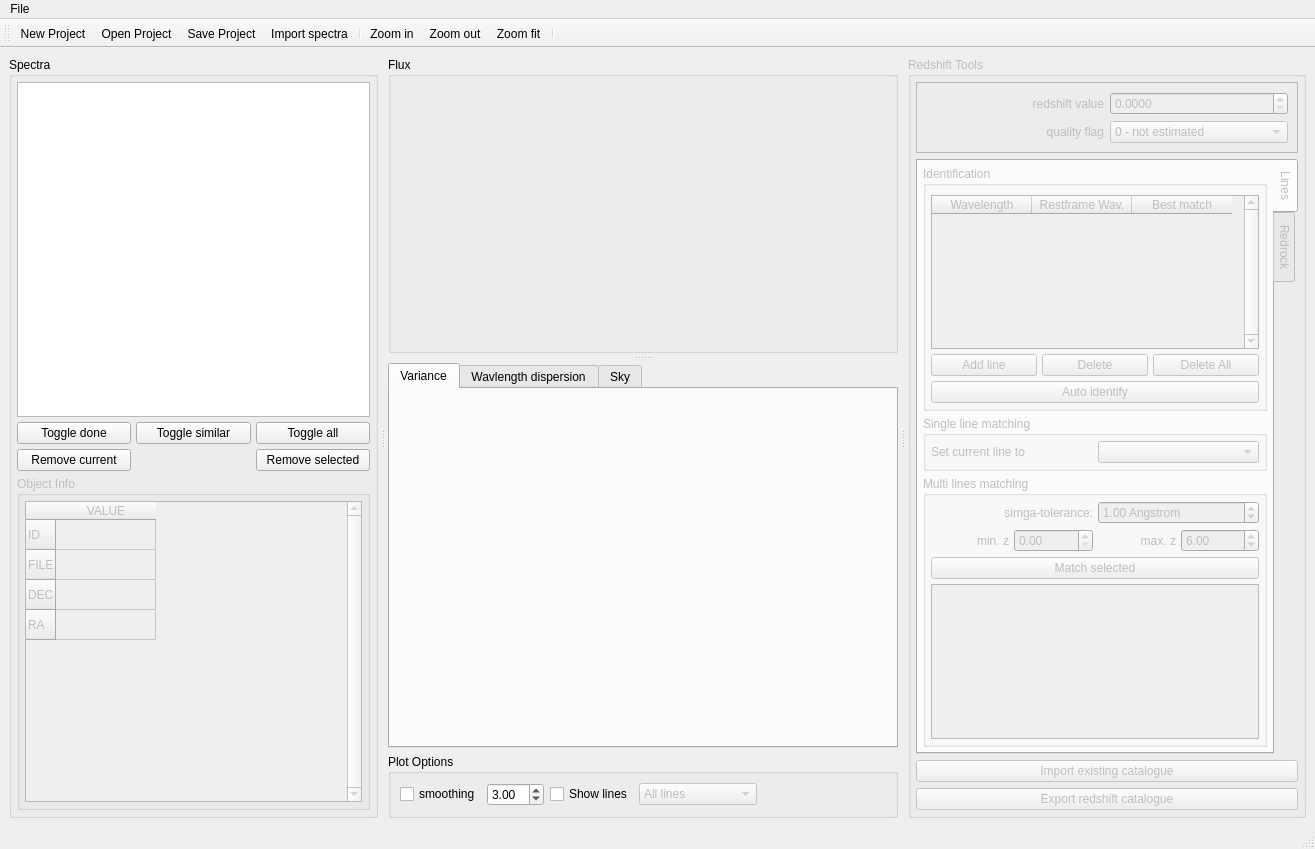
Before: the Qt Designer form pyzui/ui/main_window.ui in mauritiusdadd/redmost, drawn with Qt 5.
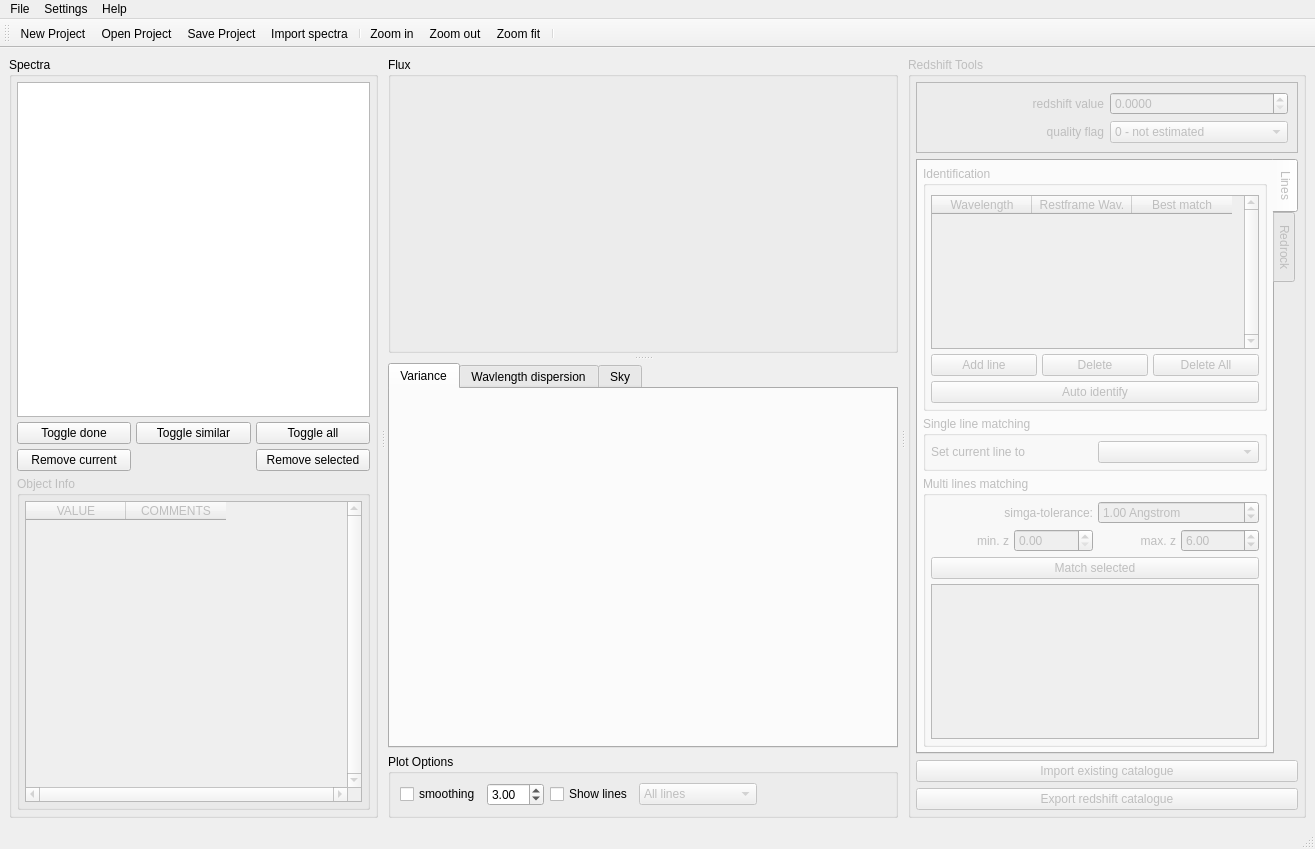
After: the same form once the commit is applied. The open tabs and pages were chosen to show the change. Icons and pictures are not drawn.

Commit message: Added About dialog

```diff
--- a/pyzui/ui/main_window.ui
+++ b/pyzui/ui/main_window.ui
@@ -175,26 +175,27 @@
              <property name="verticalScrollBarPolicy">
               <enum>Qt::ScrollBarAlwaysOn</enum>
              </property>
-             <row>
-              <property name="text">
-               <string>ID</string>
-              </property>
-             </row>
-             <row>
-              <property name="text">
-               <string>FILE</string>
-              </property>
-             </row>
-             <row>
-              <property name="text">
-               <string>DEC</string>
-              </property>
-             </row>
-             <row>
-              <property name="text">
-               <string>RA</string>
-              </property>
-             </row>
+             <property name="horizontalScrollBarPolicy">
+              <enum>Qt::ScrollBarAlwaysOn</enum>
+             </property>
+             <property name="sizeAdjustPolicy">
+              <enum>QAbstractScrollArea::AdjustIgnored</enum>
+             </property>
+             <property name="editTriggers">
+              <set>QAbstractItemView::AnyKeyPressed|QAbstractItemView::EditKeyPressed</set>
+             </property>
+             <property name="alternatingRowColors">
+              <bool>true</bool>
+             </property>
+             <property name="verticalScrollMode">
+              <enum>QAbstractItemView::ScrollPerItem</enum>
+             </property>
+             <property name="horizontalScrollMode">
+              <enum>QAbstractItemView::ScrollPerPixel</enum>
+             </property>
+             <attribute name="horizontalHeaderCascadingSectionResizes">
+              <bool>true</bool>
+             </attribute>
              <column>
               <property name="text">
                <string>VALUE</string>
@@ -205,6 +206,11 @@
                </font>
               </property>
              </column>
+             <column>
+              <property name="text">
+               <string>COMMENTS</string>
+              </property>
+             </column>
             </widget>
            </item>
           </layout>
@@ -212,7 +218,7 @@
         </item>
        </layout>
       </widget>
-      <widget class="QWidget" name="">
+      <widget class="QWidget" name="layoutWidget">
        <layout class="QVBoxLayout" name="vertical_layout_2" stretch="0,0">
         <item>
          <widget class="QSplitter" name="splitter_plots">
@@ -1055,7 +1061,23 @@
     <addaction name="separator"/>
     <addaction name="action_exit"/>
    </widget>
+   <widget class="QMenu" name="menu_settings">
+    <property name="title">
+     <string>Settings</string>
+    </property>
+   </widget>
+   <widget class="QMenu" name="menu_about">
+    <property name="title">
+     <string>Help</string>
+    </property>
+    <addaction name="separator"/>
+    <addaction name="action_online_user_manual"/>
+    <addaction name="separator"/>
+    <addaction name="action_about"/>
+   </widget>
    <addaction name="menuFile"/>
+   <addaction name="menu_settings"/>
+   <addaction name="menu_about"/>
   </widget>
   <widget class="QStatusBar" name="statusbar"/>
   <widget class="QToolBar" name="toolBar">
```
Left out of the diff: 19 changed lines with no effect on the pictures. The commit also changes 1 other file.
